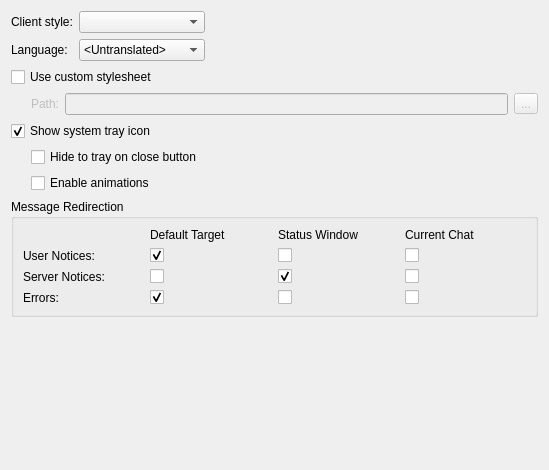
fluxer/kde-extraapps, file kuassel/src/qtui/settingspages/appearancesettingspage.ui: the form before one commit.
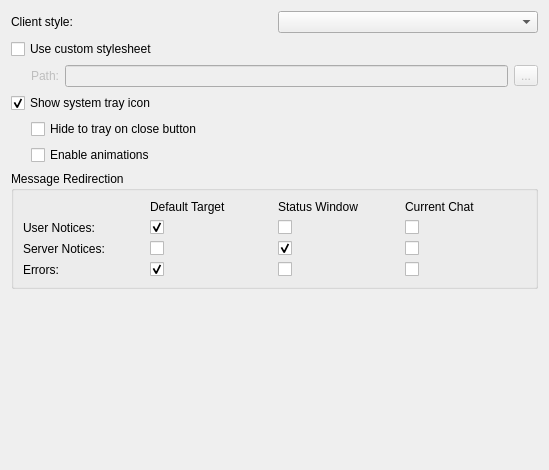
The form after the commit.

What changed in the file:
```diff
--- a/kuassel/src/qtui/settingspages/appearancesettingspage.ui
+++ b/kuassel/src/qtui/settingspages/appearancesettingspage.ui
@@ -30,43 +30,6 @@
        </property>
       </widget>
      </item>
-     <item row="1" column="0">
-      <widget class="QLabel" name="label_9">
-       <property name="text">
-        <string>Language:</string>
-       </property>
-      </widget>
-     </item>
-     <item row="1" column="1">
-      <widget class="QComboBox" name="languageComboBox">
-       <property name="toolTip">
-        <string>Set the application language. Requires restart!</string>
-       </property>
-       <item>
-        <property name="text">
-         <string>&lt;Untranslated&gt;</string>
-        </property>
-       </item>
-       <item>
-        <property name="text">
-         <string>&lt;System Default&gt;</string>
-        </property>
-       </item>
-      </widget>
-     </item>
-     <item row="1" column="2">
-      <spacer name="horizontalSpacer_3">
-       <property name="orientation">
-        <enum>Qt::Horizontal</enum>
-       </property>
-       <property name="sizeHint" stdset="0">
-        <size>
-         <width>40</width>
-         <height>20</height>
-        </size>
-       </property>
-      </spacer>
-     </item>
     </layout>
    </item>
    <item>
```
Left out of the diff: 1 changed line with no effect on the pictures.
